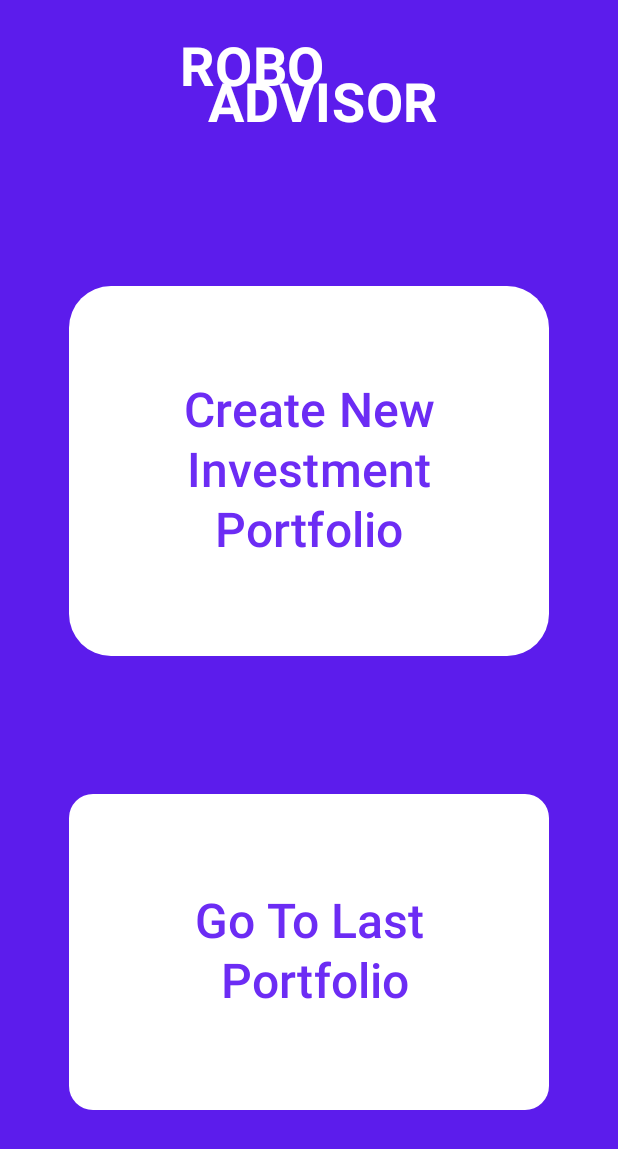
After one commit to roihas1/ProjectApp, an Android app built with Jetpack Compose: the composable HomeScreen shown on its own in the app's theme, on a phone screen of 412 x 824 dp. The commit adds this screen. Shown: the top 1149 px of the screen. Run offline under Robolectric (Android 15) with nearby library versions, the phone set to English and light mode, and no system bars.

Commit message:
first design of the home screen

```diff
--- /dev/null
+++ b/app/src/main/java/com/example/projectapp/HomeScreen.kt
@@ -0,0 +1,100 @@
+package com.example.projectapp
+
+import androidx.compose.foundation.background
+import androidx.compose.foundation.layout.Arrangement
+import androidx.compose.foundation.layout.Box
+import androidx.compose.foundation.layout.Column
+import androidx.compose.foundation.layout.PaddingValues
+import androidx.compose.foundation.layout.fillMaxSize
+import androidx.compose.foundation.layout.padding
+import androidx.compose.foundation.layout.width
+import androidx.compose.material.icons.Icons
+import androidx.compose.material.icons.filled.Add
+import androidx.compose.material3.Button
+import androidx.compose.material3.ButtonDefaults
+import androidx.compose.material3.FilledTonalButton
+import androidx.compose.material3.FloatingActionButton
+import androidx.compose.material3.Icon
+import androidx.compose.material3.MaterialTheme
+import androidx.compose.material3.Surface
+import androidx.compose.material3.Text
+import androidx.compose.material3.TextButton
+import androidx.compose.runtime.Composable
+import androidx.compose.ui.Alignment
+import androidx.compose.ui.Modifier
+import androidx.compose.ui.graphics.Color
+import androidx.compose.ui.modifier.modifierLocalConsumer
+import androidx.compose.ui.text.style.TextAlign
+import androidx.compose.ui.text.style.TextOverflow
+import androidx.compose.ui.tooling.preview.Preview
+import androidx.compose.ui.unit.dp
+import androidx.compose.ui.unit.sp
+import com.example.projectapp.ui.theme.ProjectAppTheme
+
+@Composable
+fun HomeScreen(
+    modifier: Modifier = Modifier
+) {
+    Column ( modifier = modifier
+        .fillMaxSize()
+        .background(MyColors.Primary),
+    horizontalAlignment = Alignment.CenterHorizontally,
+    verticalArrangement = Arrangement.spacedBy(52.dp)
+    ){
+        Title()
+
+       Button(
+                onClick = { /*TODO*/ },
+                modifier = Modifier
+                    .padding(24.dp)
+                    .width(320.dp),
+                shape = MaterialTheme.shapes.extraLarge,
+                contentPadding = PaddingValues(48.dp),
+                colors = ButtonDefaults.buttonColors(
+                    contentColor = Color.White,
+                    containerColor = Color.White
+                )
+            ) {
+                Text(
+                    modifier= Modifier.padding(16.dp),
+                    text="Create New\n\nInvestment\n\nPortfolio",
+                    fontSize = 32.sp,
+                    color= MyColors.ButtonColor,
+                    textAlign = TextAlign.Center
+                )
+            }
+
+            TextButton(
+                onClick = { /*TODO*/ },
+                modifier = Modifier
+                    .padding(16.dp)
+                    .width(320.dp),
+                shape = MaterialTheme.shapes.large,
+                contentPadding = PaddingValues(48.dp),
+                colors = ButtonDefaults.textButtonColors(
+                    contentColor = Color.White,
+                    containerColor = Color.White
+                )
+            ) {
+                Text(
+                    modifier= Modifier.padding(18.dp),
+                    text="Go To Last\n\n Portfolio",
+                    fontSize = 32.sp,
+                    color= MyColors.ButtonColor,
+                    textAlign = TextAlign.Center
+                )
+            }
+
+
+    }
+
+}
+
+@Preview
+@Composable
+fun HomeScreenPreview() {
+    ProjectAppTheme {
+        HomeScreen()
+    }
+
+}
--- a/app/src/main/java/com/example/projectapp/WelcomeScreen.kt
+++ b/app/src/main/java/com/example/projectapp/WelcomeScreen.kt
@@ -18,6 +18,7 @@ import androidx.compose.foundation.text.ClickableText
 import androidx.compose.material3.Button
 import androidx.compose.material3.ButtonDefaults
 import androidx.compose.material3.Divider
+import androidx.compose.material3.ElevatedButton
 import androidx.compose.material3.Text
 import androidx.compose.material3.TextButton
 import androidx.compose.runtime.Composable
@@ -73,7 +74,7 @@ fun FunctionButton(
     onClick : () -> Unit,
     text: String
 ){
-    Button(
+    ElevatedButton(
         modifier = modifier
             .fillMaxWidth()
             .padding(26.dp),
```
